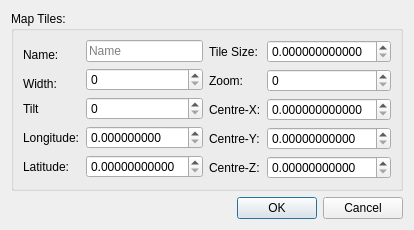
Before: the Qt Designer form forms/repo_maptilesdialog.ui in 3drepo/3drepogui, drawn with Qt 5.
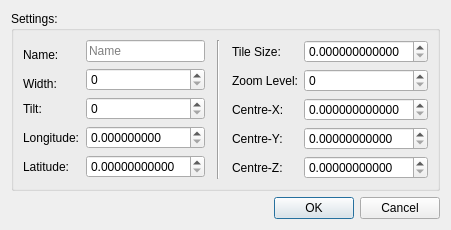
After: the same form once the commit is applied.

The edit to the form file:
```diff
--- a/forms/repo_maptilesdialog.ui
+++ b/forms/repo_maptilesdialog.ui
@@ -6,37 +6,31 @@
    <rect>
     <x>0</x>
     <y>0</y>
-    <width>383</width>
+    <width>451</width>
     <height>204</height>
    </rect>
   </property>
   <property name="windowTitle">
-   <string>Dialog</string>
+   <string>Map Tiles</string>
   </property>
   <layout class="QVBoxLayout" name="verticalLayout">
    <item>
     <widget class="QGroupBox" name="groupBox_2">
      <property name="title">
-      <string>Map Tiles:</string>
+      <string>Settings:</string>
      </property>
-     <layout class="QVBoxLayout" name="verticalLayout_2">
-      <item>
-       <widget class="QWidget" name="widget_4" native="true">
         <layout class="QHBoxLayout" name="horizontalLayout">
-         <property name="leftMargin">
-          <number>0</number>
-         </property>
-         <property name="topMargin">
-          <number>0</number>
-         </property>
-         <property name="rightMargin">
-          <number>0</number>
-         </property>
-         <property name="bottomMargin">
-          <number>0</number>
+      <property name="spacing">
+       <number>12</number>
          </property>
          <item>
           <widget class="QWidget" name="widget" native="true">
+        <property name="sizePolicy">
+         <sizepolicy hsizetype="MinimumExpanding" vsizetype="Preferred">
+          <horstretch>0</horstretch>
+          <verstretch>0</verstretch>
+         </sizepolicy>
+        </property>
            <layout class="QFormLayout" name="formLayout_2">
             <property name="leftMargin">
              <number>0</number>
@@ -66,7 +60,7 @@
             <item row="2" column="0">
              <widget class="QLabel" name="tiltLabel">
               <property name="text">
-               <string>Tilt</string>
+            <string>Tilt:</string>
               </property>
              </widget>
             </item>
@@ -121,8 +115,21 @@
            </layout>
           </widget>
          </item>
+      <item>
+       <widget class="Line" name="line">
+        <property name="orientation">
+         <enum>Qt::Vertical</enum>
+        </property>
+       </widget>
+      </item>
          <item>
           <widget class="QWidget" name="widget_3" native="true">
+        <property name="sizePolicy">
+         <sizepolicy hsizetype="MinimumExpanding" vsizetype="Preferred">
+          <horstretch>0</horstretch>
+          <verstretch>0</verstretch>
+         </sizepolicy>
+        </property>
            <layout class="QFormLayout" name="formLayout_3">
             <property name="leftMargin">
              <number>0</number>
@@ -153,7 +160,7 @@
             <item row="1" column="0">
              <widget class="QLabel" name="zoomLabel">
               <property name="text">
-               <string>Zoom:</string>
+            <string>Zoom Level:</string>
               </property>
              </widget>
             </item>
@@ -200,9 +207,6 @@
               <property name="decimals">
                <number>11</number>
               </property>
-             </widget>
-            </item>
-           </layout>
           </widget>
          </item>
         </layout>
```
Lines whose indentation alone changed are shown as unchanged.
